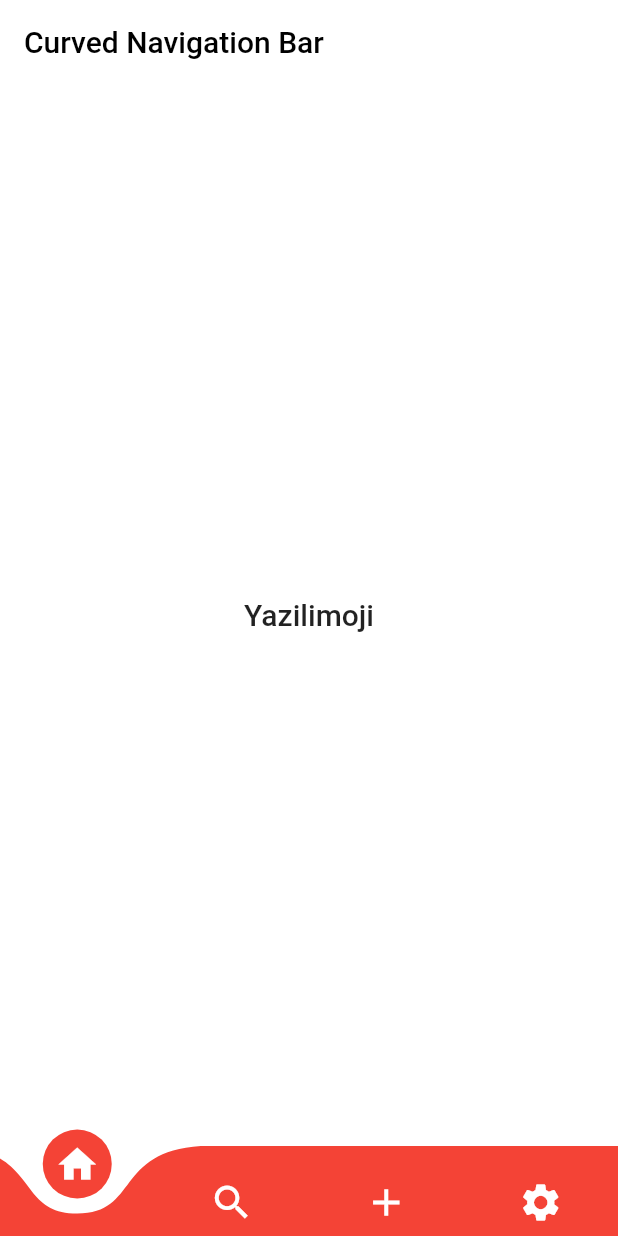
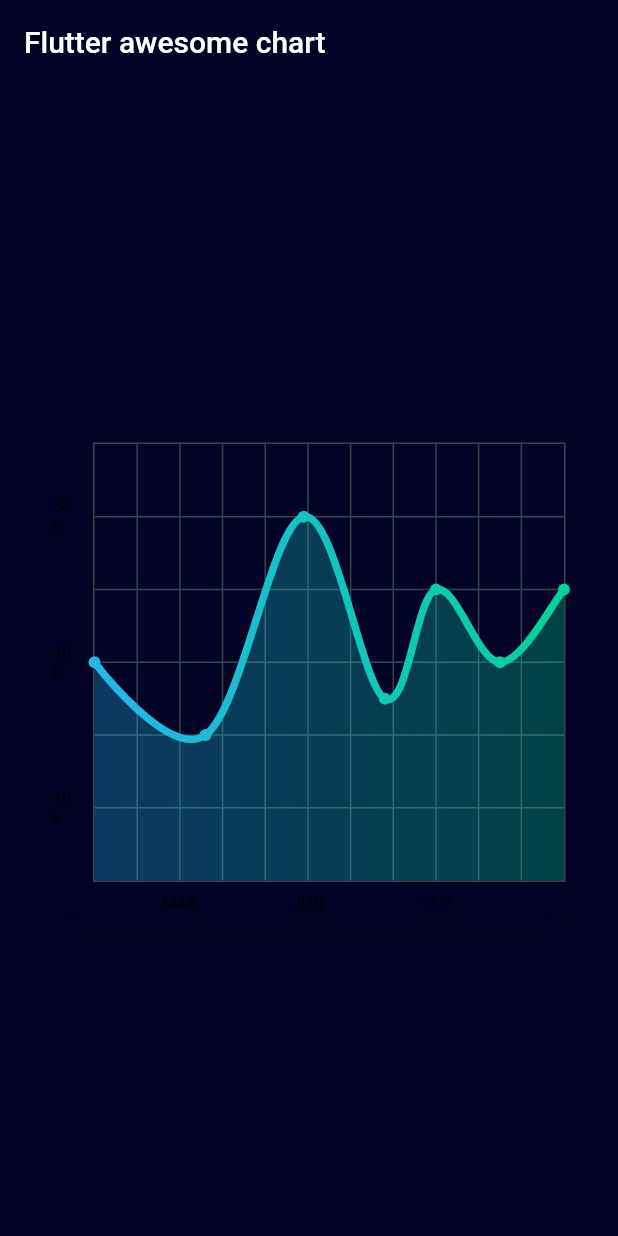
Before and after one commit to umutocak/flutter_resource, a Flutter app: the screen it shows after launch, on a phone screen of 412 x 824 dp. Run offline on Flutter 3.47's test engine with Material 2 defaults, Android fonts, the light colour scheme and no system bars; drawn by our look-alikes of curved_navigation_bar, fl_chart.

Commit message:
flutter fl_chart
Added flutter fl_chart

```diff
--- a/lib/main.dart
+++ b/lib/main.dart
@@ -1,4 +1,5 @@
 import 'package:flutter/material.dart';
+import 'package:flutter_resource/views/awesome_chart.dart';
 import 'package:flutter_resource/views/curved_navigation_bar.dart';
 
 void main() {
@@ -30,6 +31,6 @@ class MyHomePage extends StatefulWidget {
 class _MyHomePageState extends State<MyHomePage> {
   @override
   Widget build(BuildContext context) {
-    return CurvedNavigationBarViews();
+    return AwesomeChartViews(isShowingMainData: true);
   }
 }
--- /dev/null
+++ b/lib/views/awesome_chart.dart
@@ -0,0 +1,101 @@
+import 'package:fl_chart/fl_chart.dart';
+import 'package:flutter/material.dart';
+import 'package:flutter_resource/widgets/line_titles.dart';
+
+class AwesomeChartViews extends StatefulWidget {
+  final bool isShowingMainData;
+  const AwesomeChartViews({required this.isShowingMainData});
+  @override
+  _AwesomeChartViewsState createState() => _AwesomeChartViewsState();
+}
+
+class _AwesomeChartViewsState extends State<AwesomeChartViews> {
+  final List<Color> gradientColors = [
+    const Color(0xff23b6e6),
+    const Color(0xff02d39a),
+  ];
+  @override
+  Widget build(BuildContext context) {
+    return Scaffold(
+      backgroundColor: Color(0xff020227),
+      appBar: AppBar(
+        title: Text("Flutter awesome chart", style: TextStyle(color: Colors.white),),
+        backgroundColor: Colors.transparent,
+        shadowColor: Colors.transparent,
+      ),
+      body: Center(
+        child: Column(
+          mainAxisAlignment: MainAxisAlignment.center,
+          children: [
+            Container(
+              width: 350,
+              height: 350,
+              child: Card(
+                elevation: 4,
+                shape: RoundedRectangleBorder(
+                  borderRadius: BorderRadius.circular(15),
+                ),
+                color: const Color(0xff020227),
+                child: Padding(
+                  padding: const EdgeInsets.only(top: 26),
+                  child: LineChart(
+                    LineChartData(
+                      minX: 0,
+                      maxX: 11,
+                      minY: 0,
+                      maxY: 6,
+                      titlesData: LineTitles.getTitleData(),
+                      gridData: FlGridData(
+                        show: true,
+                        getDrawingHorizontalLine: (value) {
+                          return FlLine(
+                            color: const Color(0xff37434d),
+                            strokeWidth: 1,
+                          );
+                        },
+                        drawVerticalLine: true,
+                        getDrawingVerticalLine: (value) {
+                          return FlLine(
+                            color: const Color(0xff37434d),
+                            strokeWidth: 1,
+                          );
+                        },
+                      ),
+                      borderData: FlBorderData(
+                        show: true,
+                        border: Border.all(color: const Color(0xff37434d), width: 1),
+                      ),
+                      lineBarsData: [
+                        LineChartBarData(
+                          spots: [
+                            FlSpot(0, 3),
+                            FlSpot(2.6, 2),
+                            FlSpot(4.9, 5),
+                            FlSpot(6.8, 2.5),
+                            FlSpot(8, 4),
+                            FlSpot(9.5, 3),
+                            FlSpot(11, 4),
+                          ],
+                          isCurved: true,
+                          colors: gradientColors,
+                          barWidth: 5,
+                          // dotData: FlDotData(show: false),
+                          belowBarData: BarAreaData(
+                            show: true,
+                            colors: gradientColors
+                                .map((color) => color.withOpacity(0.3))
+                                .toList(),
+                          ),
+                        ),
+                      ],
+                    ),
+                  ),
+                ),
+              ),
+            ),
+          ],
+        ),
+      ),
+    );
+  }
+}
--- /dev/null
+++ b/lib/widgets/line_titles.dart
@@ -0,0 +1,39 @@
+import 'package:fl_chart/fl_chart.dart';
+
+class LineTitles {
+  static getTitleData() => FlTitlesData(
+    show: true,
+    bottomTitles: SideTitles(
+      showTitles: true,
+      reservedSize: 15,
+      getTitles: (value) {
+        switch (value.toInt()) {
+          case 2:
+            return 'MAR';
+          case 5:
+            return 'JUN';
+          case 8:
+            return 'SEP';
+        }
+        return '';
+      },
+      margin: 8,
+    ),
+    leftTitles: SideTitles(
+      showTitles: true,
+      getTitles: (value) {
+        switch (value.toInt()) {
+          case 1:
+            return '10k';
+          case 3:
+            return '30k';
+          case 5:
+            return '50k';
+        }
+        return '';
+      },
+      reservedSize: 15,
+      margin: 12,
+    ),
+  );
+}
--- a/pubspec.yaml
+++ b/pubspec.yaml
@@ -24,6 +24,7 @@ dependencies:
   flutter:
     sdk: flutter
   curved_navigation_bar:
+  fl_chart:
 
 
   # The following adds the Cupertino Icons font to your application.
```
Also changed, not shown: pubspec.lock.
